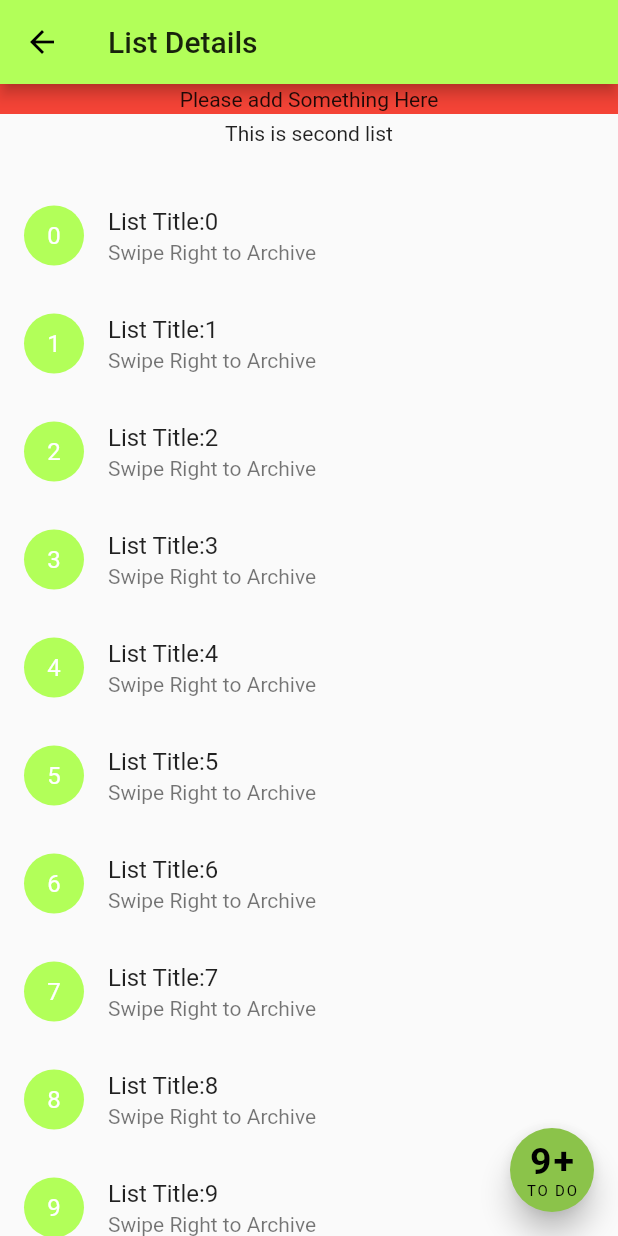
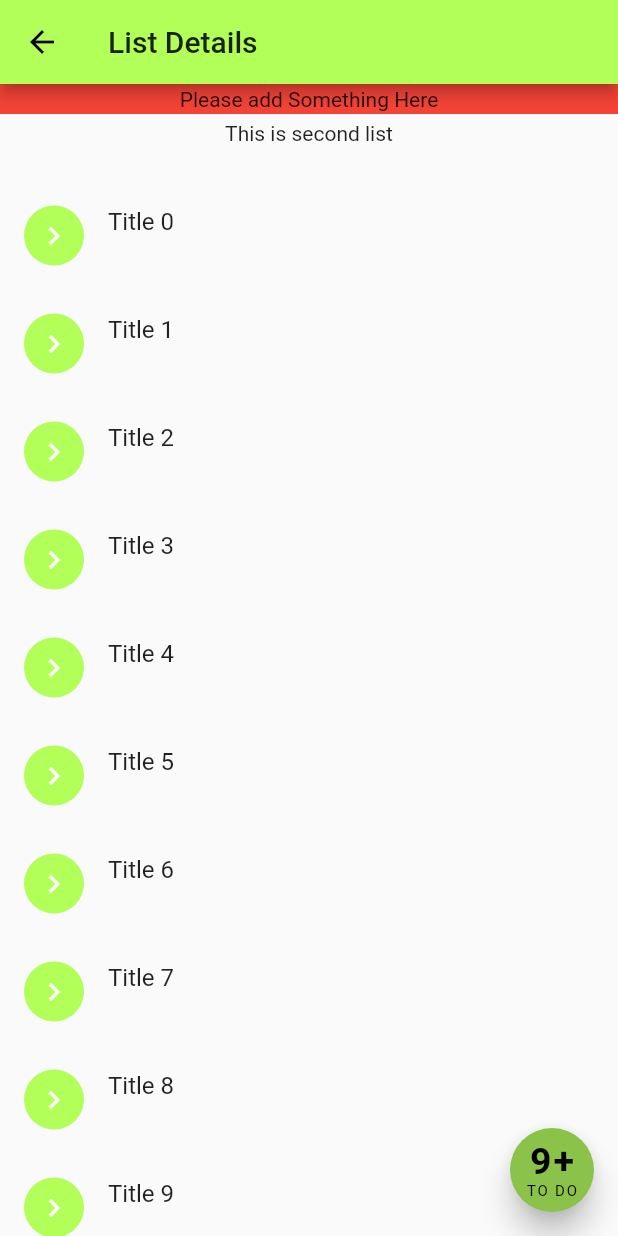
Before and after one commit to Swaarup/Flutter_UI, a Flutter app: the ListDetails screen opened directly, on a phone screen of 412 x 824 dp. Run offline on Flutter 3.47's test engine with Material 2 defaults, Android fonts, the phone set to English and light mode, and no system bars; drawn by our look-alikes of flutter_slidable, flutter_speed_dial; our stand-ins replace avatar_glow, tuple.

Commit message:
[Fixed- All] -Glow Avatar implementation done. -Created a new class in the model package. -On tapping the list tile it displays the subtitle of the tiles. -Replaced and refactor codes.

```diff
--- /dev/null
+++ b/lib/models/content.dart
@@ -0,0 +1,32 @@
+import 'package:flutter/material.dart';
+
+class Content {
+  String _title;
+  String _subtitle;
+  String _subtitle2;
+
+  set title(String value) {
+    _title = value;
+  }
+
+  String get title => _title;
+  bool isSelected = false;
+
+  Content(String title, String subtitle, String subtitle2) {
+    this._title = title;
+    this._subtitle2 = subtitle2;
+    this._subtitle = subtitle;
+  }
+
+  String get subtitle => _subtitle;
+
+  String get subtitle2 => _subtitle2;
+
+  set subtitle(String value) {
+    _subtitle = value;
+  }
+
+  set subtitle2(String value) {
+    _subtitle2 = value;
+  }
+}
--- a/lib/screens/listDetails.dart
+++ b/lib/screens/listDetails.dart
@@ -4,6 +4,7 @@ import 'package:flutter/rendering.dart';
 import 'package:flutter_slidable/flutter_slidable.dart';
 
 import 'package:uitask/helpers/floatingactbutton.dart';
+import 'package:uitask/models/content.dart';
 
 class ListDetails extends StatefulWidget {
   @override
@@ -14,23 +15,12 @@ class ListDetails extends StatefulWidget {
 }
 
 class _ListState extends State<ListDetails> with TickerProviderStateMixin {
-  List<String> allItems;
   ScrollController scrollController;
   bool dialVisible = true;
-  List<String> archivedItems;
-  bool visibility = false;
-  var list = [];
 
-  @override
-  void initState() {
-    super.initState();
+  List<Content> listContent = [];
 
-    scrollController = ScrollController()
-      ..addListener(() {
-        setDialVisible(scrollController.position.userScrollDirection ==
-            ScrollDirection.forward);
-      });
-  }
+  List<Content> archivedContent = [];
 
   void setDialVisible(bool value) {
     setState(() {
@@ -51,7 +41,7 @@ class _ListState extends State<ListDetails> with TickerProviderStateMixin {
             constraints: BoxConstraints(
               maxHeight: 300.0,
             ),
-            child: getArchiveView(),
+            child: getArchiveListView(),
           ),
           Container(
             child: Text("This is second list"),
@@ -59,7 +49,7 @@ class _ListState extends State<ListDetails> with TickerProviderStateMixin {
             margin: EdgeInsets.only(top: 5.0),
           ),
           Expanded(
-            child: getSlideableView(),
+            child: getListFromClass(),
           )
         ],
       ),
@@ -67,25 +57,51 @@ class _ListState extends State<ListDetails> with TickerProviderStateMixin {
     );
   }
 
-  Widget getSlideableView() {
-    if (allItems == null) {
-      allItems = getListElements();
+  List<Content> getContentList(int numOfArray) {
+    List<Content> list = [];
+
+    for (int i = 0; i < numOfArray; i++) {
+      list.add(Content("Title $i", 'Subtitle', 'Description of Subtitle.'));
+    }
+    return list;
   }
 
+  Widget getListFromClass() {
+    if (listContent == null || listContent.isEmpty) {
+      listContent = getContentList(15);
+    }
     return ListView.builder(
-        itemCount: allItems.length,
+        itemCount: listContent.length,
         itemBuilder: (context, index) {
           return Slidable(
             actionPane: SlidableDrawerActionPane(),
             actionExtentRatio: 0.25,
+            child: GestureDetector(
               child: ListTile(
                   leading: CircleAvatar(
                     backgroundColor: Colors.lightGreenAccent,
-                child: Text(allItems[index]),
+                    child: Icon(Icons.keyboard_arrow_right),
                     foregroundColor: Colors.white,
                   ),
-              title: Text('List Title:' + allItems[index]),
-              subtitle: Text('Swipe Right to Archive'),
+                  title: Text(listContent[index].title),
+                  subtitle: Visibility(
+                    visible: listContent[index].isSelected ? true : false,
+                      child: Row(
+                        children: <Widget>[
+                          Text(listContent[index].subtitle2, ),
+                          Padding(
+                            padding: EdgeInsets.only(left: 20.0),
+                            child: Text(listContent[index].subtitle),
+                          )
+                        ],
+                      )
+                  )),
+              onTap: () {
+                setState(() {
+                  listContent[index].isSelected =
+                      !listContent[index].isSelected;
+                });
+              },
             ),
             actions: <Widget>[
               IconSlideAction(
@@ -93,7 +109,9 @@ class _ListState extends State<ListDetails> with TickerProviderStateMixin {
                 color: Colors.lime,
                 icon: Icons.archive,
                 onTap: () {
-                  updateList(allItems[index], context);
+                  setState(() {
+                    updateLists(index, context);
+                  });
                   print("Add to upper list $index");
                 },
               )
@@ -103,8 +121,25 @@ class _ListState extends State<ListDetails> with TickerProviderStateMixin {
         shrinkWrap: true);
   }
 
-  Widget getArchiveView() {
-    if (archivedItems == null || archivedItems.length == 0) {
+  void updateArchiveList(int index) {
+    listContent.add(archivedContent[index]);
+    archivedContent.remove(archivedContent[index]);
+  }
+
+  void updateLists(int index, BuildContext context) {
+    if (archivedContent == null || archivedContent.isEmpty) {
+      archivedContent = <Content>[listContent[index]];
+      listContent.remove(listContent[index]);
+    } else if (archivedContent.length >= 3) {
+      createSnackBar("Already three activities running.", context);
+    } else {
+      archivedContent.add(listContent[index]);
+      listContent.remove(listContent[index]);
+    }
+  }
+
+  Widget getArchiveListView() {
+    if (archivedContent == null || archivedContent.length == 0) {
       return Container(
         color: Colors.red,
         height: 20.0,
@@ -113,7 +148,7 @@ class _ListState extends State<ListDetails> with TickerProviderStateMixin {
       );
     } else {
       var listView = ListView.builder(
-          itemCount: archivedItems.length,
+          itemCount: archivedContent.length,
           itemBuilder: (context, index) {
             return Slidable(
               actionPane: SlidableDrawerActionPane(),
@@ -122,35 +157,28 @@ class _ListState extends State<ListDetails> with TickerProviderStateMixin {
                 child: ListTile(
                   leading: CircleAvatar(
                     backgroundColor: Colors.lightGreenAccent,
-                    child: Text(archivedItems[index]),
+                    child: Icon(Icons.keyboard_arrow_right),
                     foregroundColor: Colors.white,
                   ),
-                  title: Text('List Title: ' + archivedItems[index]),
+                  title: Text(archivedContent[index].title),
                   subtitle: Visibility(
-                      visible: visibility,
-                      child: Column(
+                      visible:
+                          (archivedContent[index].isSelected) ? true : false,
+                      child: Row(
                         children: <Widget>[
-                          Row(children: <Widget>[
-                            Text(
-                              'Swipe Left to Remove',
-                              textAlign: TextAlign.center,
-                            ),
-                          ]),
-                          Row(children: <Widget>[
-                            Text('Sub title 2'),
+                          Text(archivedContent[index].subtitle2, ),
                           Padding(
-                              padding: EdgeInsets.only(left: 50.0),
-                              child: Text(
-                                'Description 2',
-                                textAlign: TextAlign.center,
-                              ),
+                            padding: EdgeInsets.only(left: 20.0),
+                            child: Text(archivedContent[index].subtitle),
                           )
-                          ]),
                         ],
                       )),
                 ),
                 onTap: () {
-                  setVisibility();
+                  setState(() {
+                    archivedContent[index].isSelected =
+                        !archivedContent[index].isSelected;
+                  });
                 },
               ),
               secondaryActions: <Widget>[
@@ -159,7 +187,9 @@ class _ListState extends State<ListDetails> with TickerProviderStateMixin {
                   color: Colors.redAccent,
                   icon: Icons.remove_circle,
                   onTap: () {
-                    updateArchive(archivedItems[index]);
+                    setState(() {
+                      updateArchiveList(index);
+                    });
                     print("Remove from archive $index");
                   },
                 )
@@ -171,61 +201,10 @@ class _ListState extends State<ListDetails> with TickerProviderStateMixin {
     }
   }
 
-  void setVisibility() {
-    if (visibility == true) {
-      visibility = false;
-    } else if (visibility == false) {
-      visibility = true;
-    }
-    setState(() {});
-  }
-
   void createSnackBar(String message, BuildContext context) {
     final snackBar =
         new SnackBar(content: new Text(message), backgroundColor: Colors.red);
 
     Scaffold.of(context).showSnackBar(snackBar);
   }
-
-  getListElements() {
-    var items = List<String>.generate(15, (counter) => "$counter");
-    return items;
 }
-
-  void updateList(String index, BuildContext context) {
-    int x = int.parse(index);
-    if (archivedItems == null) {
-      archivedItems = [index];
-    } else if (archivedItems.length > 3) {
-      createSnackBar("Can not add more than four activities", context);
-    } else {
-      archivedItems.add(index);
-    }
-
-    allItems.remove(index);
-    allItems = sortList(allItems);
-    archivedItems = sortList(archivedItems);
-    setState(() {});
-  }
-
-  void updateArchive(String index) {
-    archivedItems.remove(index);
-    allItems.add(index);
-    allItems = sortList(allItems);
-    archivedItems = sortList(archivedItems);
-    setState(() {});
-  }
-
-  List<String> sortList(List<String> listItem) {
-    List<int> newlist = listItem.map(int.parse).toList();
-    newlist.sort();
-    List<String> orderedList = [];
-
-    for (int j = 0; j < newlist.length; j++) {
-      String x = newlist[j].toString();
-
-      orderedList.add(x);
-    }
-    return orderedList;
-  }
-}
--- a/pubspec.yaml
+++ b/pubspec.yaml
@@ -23,7 +23,7 @@ environment:
 dependencies:
   flutter:
     sdk: flutter
-  avatar_glow:
+  avatar_glow: ^1.2.0
   flutter_speed_dial: ^1.2.5
   provider: ^4.1.2
   tuple: ^1.0.3
```
Also changed, not shown: lib/screens/loginPage.dart (+10 -1 lines). Lines whose indentation alone changed are shown as unchanged.
